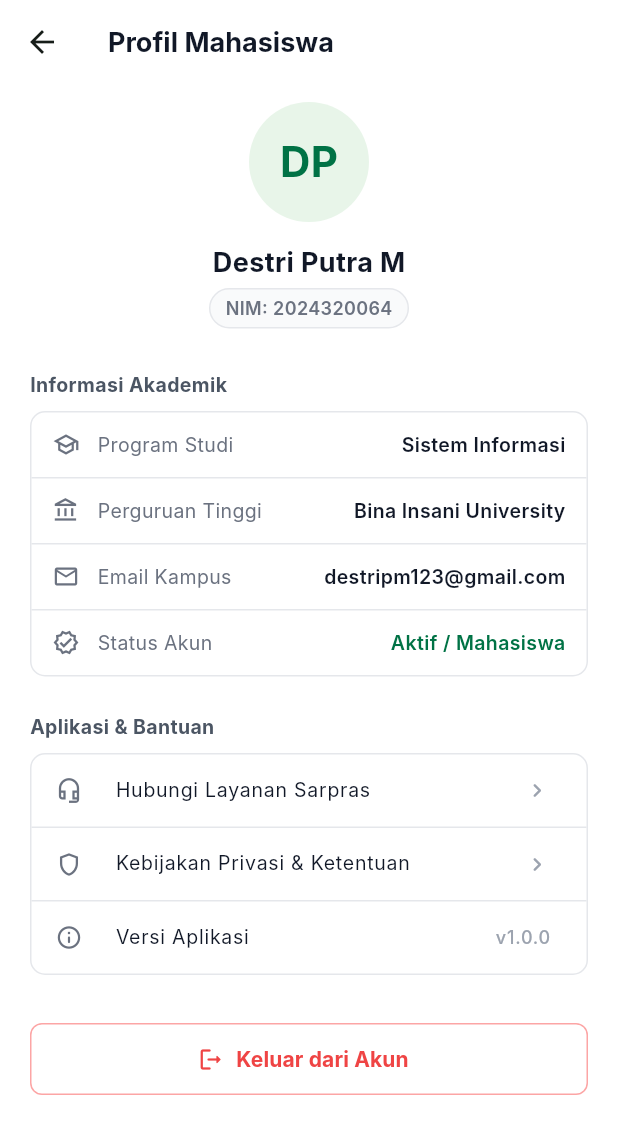
After one commit to DestriPm/CampusCare, a Flutter app: the ProfileScreen screen opened directly, on a phone screen of 412 x 824 dp. The commit adds this screen. Shown: the top 1134 px of the screen. Run offline on Flutter 3.47's test engine with Material 3 defaults, Android fonts, the phone set to English and light mode, and no system bars; Roboto replaces fonts that are missing (Inter).

Commit message:
feat : halaman profil akun serta menambah navigasi akun

```diff
--- a/lib/screen/main_nav.dart
+++ b/lib/screen/main_nav.dart
@@ -1,6 +1,7 @@
 import 'package:flutter/material.dart';
 import 'dashboard_screen.dart';
 import 'my_ticket_screen.dart';
+import 'profile_screen.dart';
 
 class MainNavigationScreen extends StatefulWidget {
   const MainNavigationScreen({super.key});
@@ -15,6 +16,7 @@ class _MainNavigationScreenState extends State<MainNavigationScreen> {
   final List<Widget> _pages = const [
     DashboardScreen(),  // Tab 1: Dashboard Utama
     MyTicketsScreen(),  // Tab 2: Dashboard Tiket Saya & Progres
+    ProfileScreen(),   // Tab 3: Profil
   ];
 
   @override
@@ -65,6 +67,11 @@ class _MainNavigationScreenState extends State<MainNavigationScreen> {
                     activeIcon: Icon(Icons.confirmation_number_rounded),
                     label: 'Tiket Saya',
                   ),
+                  BottomNavigationBarItem(
+                    icon: Icon(Icons.person_outline_rounded),
+                    activeIcon: Icon(Icons.person_rounded),
+                    label: 'Akun',
+                  ),
                 ],
               ),
             ),
--- /dev/null
+++ b/lib/screen/profile_screen.dart
@@ -0,0 +1,239 @@
+import 'package:flutter/material.dart';
+import 'login_screen.dart';
+
+class ProfileScreen extends StatelessWidget {
+  const ProfileScreen({super.key});
+
+  @override
+  Widget build(BuildContext context) {
+    const primaryGreen = Color(0xFF007245);
+    const textDark = Color(0xFF111827);
+    const textGray = Color(0xFF6B7280);
+    const borderColor = Color(0xFFE5E7EB);
+    const bgCard = Color(0xFFF9FAFB);
+
+    return Scaffold(
+      backgroundColor: Colors.white,
+      appBar: AppBar(
+        backgroundColor: Colors.white,
+        elevation: 0,
+        scrolledUnderElevation: 0,
+        title: const Text(
+          'Profil Mahasiswa',
+          style: TextStyle(fontSize: 18, fontWeight: FontWeight.bold, color: textDark),
+        ),
+      ),
+      body: SingleChildScrollView(
+        padding: const EdgeInsets.symmetric(horizontal: 20.0, vertical: 12.0),
+        child: Column(
+          children: [
+            // --- HEADER AVATAR & NAMA ---
+            Center(
+              child: Column(
+                children: [
+                  Container(
+                    height: 80,
+                    width: 80,
+                    decoration: const BoxDecoration(
+                      color: Color(0xFFE8F5E9),
+                      shape: BoxShape.circle,
+                    ),
+                    child: const Center(
+                      child: Text(
+                        'DP',
+                        style: TextStyle(
+                          fontSize: 28,
+                          fontWeight: FontWeight.bold,
+                          color: primaryGreen,
+                        ),
+                      ),
+                    ),
+                  ),
+                  const SizedBox(height: 14),
+                  const Text(
+                    'Destri Putra M',
+                    style: TextStyle(
+                      fontSize: 18,
+                      fontWeight: FontWeight.bold,
+                      color: textDark,
+                    ),
+                  ),
+                  const SizedBox(height: 4),
+                  Container(
+                    padding: const EdgeInsets.symmetric(horizontal: 10, vertical: 4),
+                    decoration: BoxDecoration(
+                      color: bgCard,
+                      borderRadius: BorderRadius.circular(20),
+                      border: Border.all(color: borderColor),
+                    ),
+                    child: const Text(
+                      'NIM: 2024320064',
+                      style: TextStyle(fontSize: 12, fontWeight: FontWeight.w600, color: textGray),
+                    ),
+                  ),
+                ],
+              ),
+            ),
+
+            const SizedBox(height: 28),
+
+            // --- SECTION 1: DATA AKADEMIK ---
+            _buildSectionHeader('Informasi Akademik'),
+            const SizedBox(height: 8),
+            Container(
+              decoration: BoxDecoration(
+                color: Colors.white,
+                borderRadius: BorderRadius.circular(10),
+                border: Border.all(color: borderColor),
+              ),
+              child: Column(
+                children: [
+                  _buildProfileTile(Icons.school_outlined, 'Program Studi', 'Sistem Informasi'),
+                  const Divider(height: 1, color: borderColor),
+                  _buildProfileTile(Icons.account_balance_outlined, 'Perguruan Tinggi', 'Bina Insani University'),
+                  const Divider(height: 1, color: borderColor),
+                  _buildProfileTile(Icons.email_outlined, 'Email Kampus', 'destripm123@gmail.com'),
+                  const Divider(height: 1, color: borderColor),
+                  _buildProfileTile(Icons.verified_outlined, 'Status Akun', 'Aktif / Mahasiswa', valueColor: primaryGreen),
+                ],
+              ),
+            ),
+
+            const SizedBox(height: 24),
+
+            // --- SECTION 2: BANTUAN & TENTANG ---
+            _buildSectionHeader('Aplikasi & Bantuan'),
+            const SizedBox(height: 8),
+            Container(
+              decoration: BoxDecoration(
+                color: Colors.white,
+                borderRadius: BorderRadius.circular(10),
+                border: Border.all(color: borderColor),
+              ),
+              child: Column(
+                children: [
+                  _buildActionTile(Icons.headset_mic_outlined, 'Hubungi Layanan Sarpras', () {}),
+                  const Divider(height: 1, color: borderColor),
+                  _buildActionTile(Icons.shield_outlined, 'Kebijakan Privasi & Ketentuan', () {}),
+                  const Divider(height: 1, color: borderColor),
+                  _buildActionTile(Icons.info_outline_rounded, 'Versi Aplikasi', () {}, trailingText: 'v1.0.0'),
+                ],
+              ),
+            ),
+
+            const SizedBox(height: 32),
+
+            // --- TOMBOL KELUAR (LOGOUT) ---
+            SizedBox(
+              width: double.infinity,
+              height: 48,
+              child: OutlinedButton.icon(
+                onPressed: () {
+                  _showLogoutDialog(context);
+                },
+                icon: const Icon(Icons.logout_rounded, color: Color(0xFFEF4444), size: 18),
+                label: const Text(
+                  'Keluar dari Akun',
+                  style: TextStyle(
+                    color: Color(0xFFEF4444),
+                    fontSize: 14,
+                    fontWeight: FontWeight.bold,
+                  ),
+                ),
+                style: OutlinedButton.styleFrom(
+                  side: const BorderSide(color: Color(0xFFFCA5A5)),
+                  shape: RoundedRectangleBorder(borderRadius: BorderRadius.circular(8)),
+                ),
+              ),
+            ),
+            const SizedBox(height: 24),
+          ],
+        ),
+      ),
+    );
+  }
+
+  // Header Subjudul
+  Widget _buildSectionHeader(String title) {
+    return Align(
+      alignment: Alignment.centerLeft,
+      child: Text(
+        title,
+        style: const TextStyle(
+          fontSize: 13,
+          fontWeight: FontWeight.w700,
+          color: Color(0xFF4B5563),
+        ),
+      ),
+    );
+  }
+
+  // Tile Data Profil
+  Widget _buildProfileTile(IconData icon, String label, String value, {Color? valueColor}) {
+    return Padding(
+      padding: const EdgeInsets.symmetric(horizontal: 14, vertical: 12),
+      child: Row(
+        children: [
+          Icon(icon, size: 18, color: const Color(0xFF6B7280)),
+          const SizedBox(width: 12),
+          Text(label, style: const TextStyle(fontSize: 13, color: Color(0xFF6B7280))),
+          const Spacer(),
+          Text(
+            value,
+            style: TextStyle(
+              fontSize: 13,
+              fontWeight: FontWeight.w600,
+              color: valueColor ?? const Color(0xFF111827),
+            ),
+          ),
+        ],
+      ),
+    );
+  }
+
+  // Tile Tombol Aksi
+  Widget _buildActionTile(IconData icon, String label, VoidCallback onTap, {String? trailingText}) {
+    return ListTile(
+      onTap: onTap,
+      dense: true,
+      leading: Icon(icon, size: 18, color: const Color(0xFF6B7280)),
+      title: Text(label, style: const TextStyle(fontSize: 13, color: Color(0xFF111827))),
+      trailing: trailingText != null
+          ? Text(trailingText, style: const TextStyle(fontSize: 12, color: Color(0xFF9CA3AF)))
+          : const Icon(Icons.chevron_right_rounded, size: 18, color: Color(0xFF9CA3AF)),
+    );
+  }
+
+  // Dialog Konfirmasi Keluar
+  void _showLogoutDialog(BuildContext context) {
+    showDialog(
+      context: context,
+      builder: (ctx) => AlertDialog(
+        backgroundColor: Colors.white,
+        shape: RoundedRectangleBorder(borderRadius: BorderRadius.circular(12)),
+        title: const Text('Konfirmasi Keluar', style: TextStyle(fontWeight: FontWeight.bold, fontSize: 16)),
+        content: const Text('Apakah Anda yakin ingin keluar dari akun CampusCare?', style: TextStyle(fontSize: 13, color: Color(0xFF6B7280))),
+        actions: [
+          TextButton(
+            onPressed: () => Navigator.pop(ctx),
+            child: const Text('Batal', style: TextStyle(color: Color(0xFF6B7280))),
+          ),
+          ElevatedButton(
+            onPressed: () {
+              Navigator.pop(ctx);
+              Navigator.pushReplacement(
+                context,
+                MaterialPageRoute(builder: (_) => const LoginScreen()),
+              );
+            },
+            style: ElevatedButton.styleFrom(
+              backgroundColor: const Color(0xFFEF4444),
+              elevation: 0,
+            ),
+            child: const Text('Ya, Keluar', style: TextStyle(color: Colors.white, fontWeight: FontWeight.bold)),
+          ),
+        ],
+      ),
+    );
+  }
+}
```
